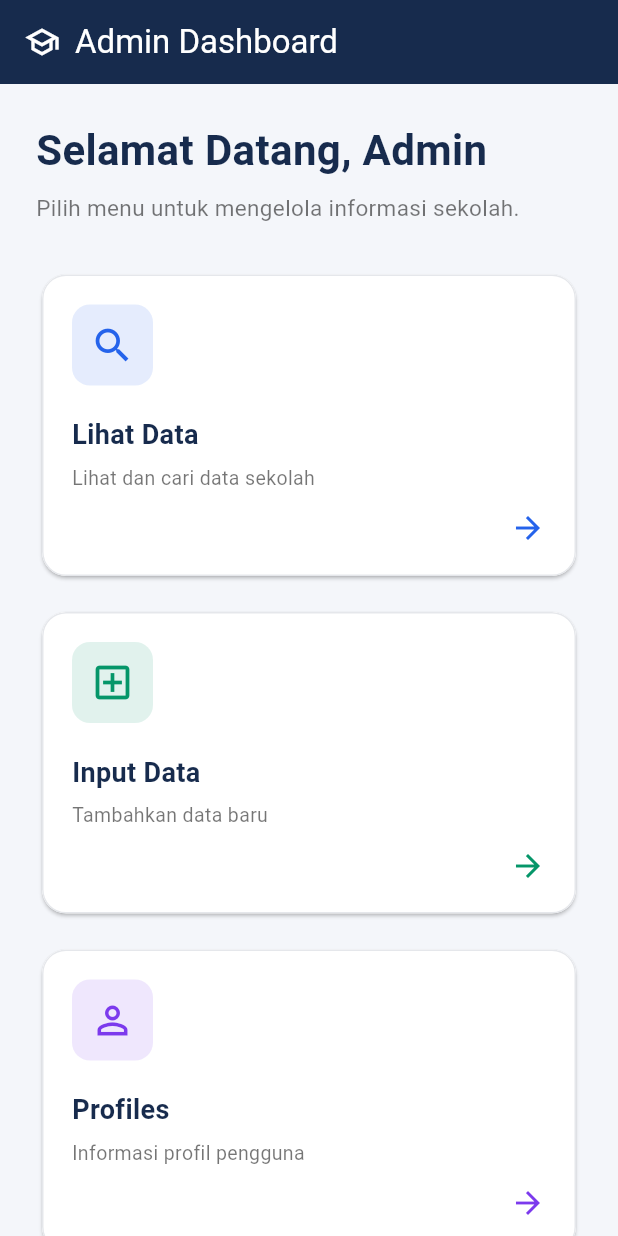
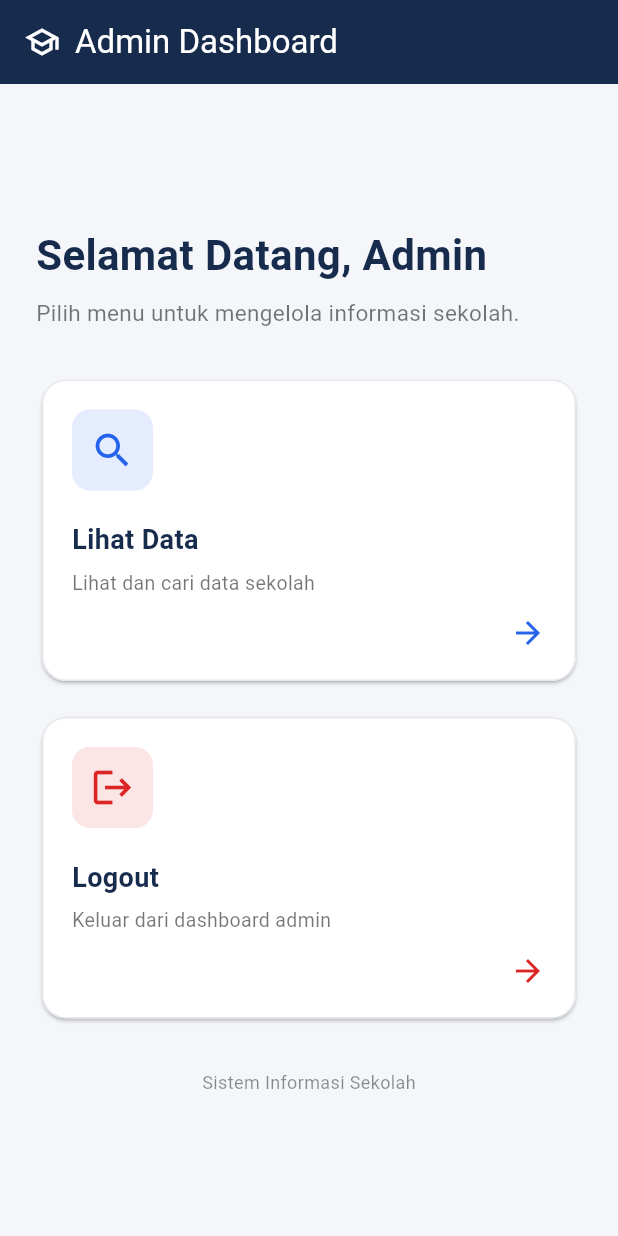
Before and after one commit to wann-a08/login_app, a Flutter app: the HomePage screen opened by its route, on a phone screen of 412 x 824 dp. Run offline on Flutter 3.47's test engine with Material 3 defaults, Android fonts, the phone set to English and light mode, and no system bars; our stand-ins replace flutter_secure_storage; accounts and stored records are empty; network calls fail.

Commit message:
deleting input form for admin in the app

```diff
--- a/lib/main.dart
+++ b/lib/main.dart
@@ -45,8 +45,6 @@ class MyApp extends StatelessWidget {
           case '/home':
             return MaterialPageRoute(builder: (_) => HomePage(session: session), settings: settings);
           case '/data':
-            return MaterialPageRoute(builder: (_) => const DataPage(), settings: settings);
-          case '/inputdata':
             return MaterialPageRoute(builder: (_) => const HomeInputPage(), settings: settings);
           case '/siswa-form':
             return MaterialPageRoute(builder: (_) => const SiswaFormPage(), settings: settings);
--- a/lib/pages/home_page.dart
+++ b/lib/pages/home_page.dart
@@ -90,30 +90,6 @@ class HomePage extends StatelessWidget {
                           icon: Icons.search,
                           color: const Color(0xFF2563EB),
                           onTap: () => _navigate(context, '/data'),
-                        ),
-                        _MenuCard(
-                          width: cardWidth,
-                          title: 'Input Data',
-                          description: 'Tambahkan data baru',
-                          icon: Icons.add_box_outlined,
-                          color: const Color(0xFF059669),
-                          onTap: () => _navigate(context, '/inputdata'),
-                        ),
-                        _MenuCard(
-                          width: cardWidth,
-                          title: 'Profiles',
-                          description: 'Informasi profil pengguna',
-                          icon: Icons.person_outline,
-                          color: const Color(0xFF7C3AED),
-                          onTap: () => _showMessage(context, '/profiles'),
-                        ),
-                        _MenuCard(
-                          width: cardWidth,
-                          title: 'Settings',
-                          description: 'Pengaturan aplikasi',
-                          icon: Icons.settings_outlined,
-                          color: const Color(0xFFD97706),
-                          onTap: () => _showMessage(context, '/settings'),
                         ),
                         _MenuCard(
                           width: cardWidth,
```
Also changed, not shown: lib/pages/home_input.dart (deleted, +0 -63 lines).
